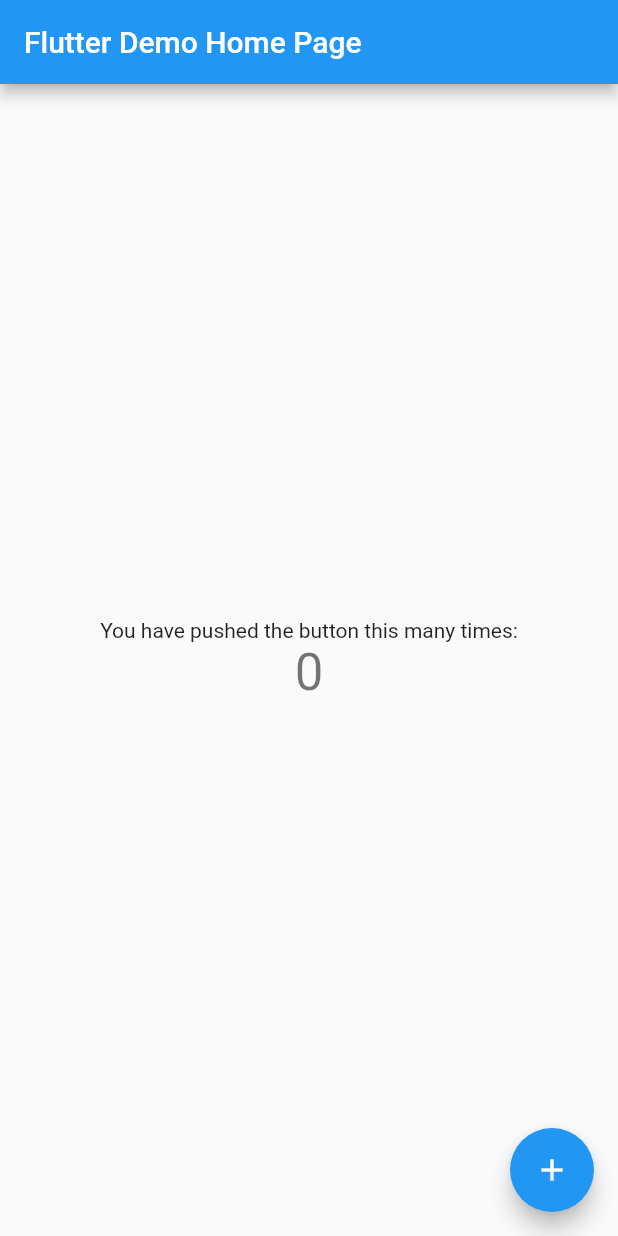
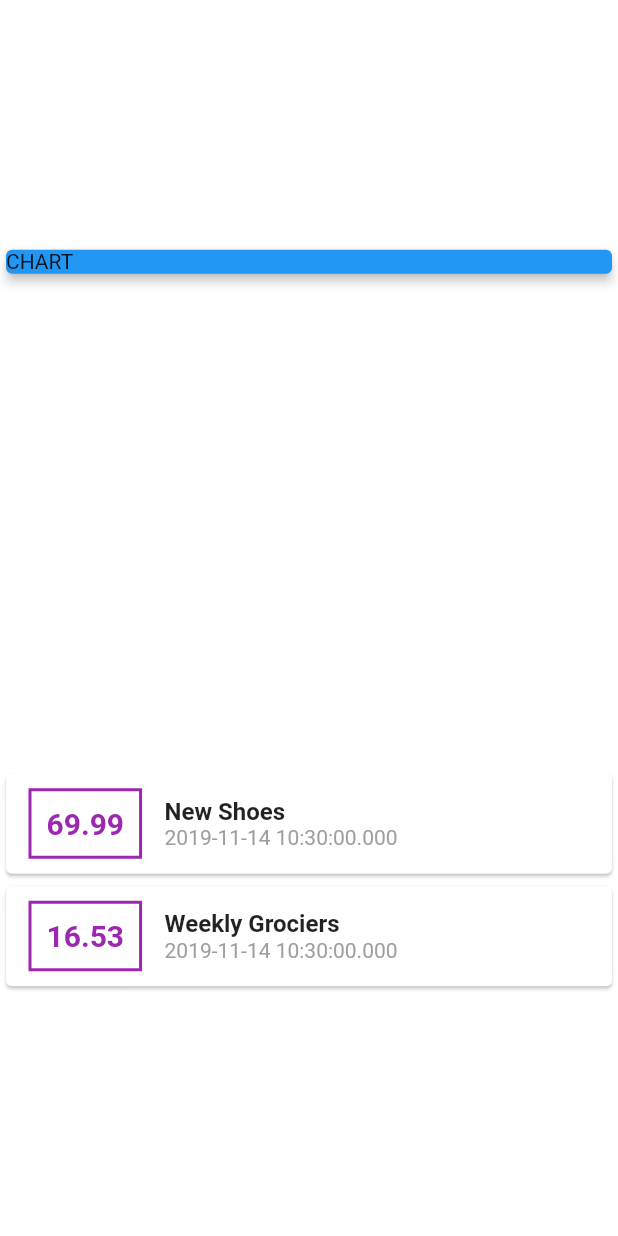
Before and after one commit to Flutter-Streamliner/personal_expenses_app, a Flutter app: the screen it shows after launch, on a phone screen of 412 x 824 dp. Run offline on Flutter 3.47's test engine with Material 2 defaults, Android fonts, the phone set to English and light mode, and no system bars.

Commit message:
added transaction model & transaction data. Mapped data into widgets, created list with custom items

```diff
--- a/lib/main.dart
+++ b/lib/main.dart
@@ -1,4 +1,5 @@
 import 'package:flutter/material.dart';
+import 'package:personal_expenses_app/transaction.dart';
 
 void main() => runApp(MyApp());
 
@@ -7,105 +8,73 @@ class MyApp extends StatelessWidget {
   @override
   Widget build(BuildContext context) {
     return MaterialApp(
-      title: 'Flutter Demo',
-      theme: ThemeData(
-        // This is the theme of your application.
-        //
-        // Try running your application with "flutter run". You'll see the
-        // application has a blue toolbar. Then, without quitting the app, try
-        // changing the primarySwatch below to Colors.green and then invoke
-        // "hot reload" (press "r" in the console where you ran "flutter run",
-        // or simply save your changes to "hot reload" in a Flutter IDE).
-        // Notice that the counter didn't reset back to zero; the application
-        // is not restarted.
-        primarySwatch: Colors.blue,
-      ),
-      home: MyHomePage(title: 'Flutter Demo Home Page'),
+      title: 'Flutter App',
+      home: MyHomePage(),
     );
   }
 }
 
-class MyHomePage extends StatefulWidget {
-  MyHomePage({Key key, this.title}) : super(key: key);
+class MyHomePage extends StatelessWidget {
 
-  // This widget is the home page of your application. It is stateful, meaning
-  // that it has a State object (defined below) that contains fields that affect
-  // how it looks.
-
-  // This class is the configuration for the state. It holds the values (in this
-  // case the title) provided by the parent (in this case the App widget) and
-  // used by the build method of the State. Fields in a Widget subclass are
-  // always marked "final".
-
-  final String title;
-
-  @override
-  _MyHomePageState createState() => _MyHomePageState();
-}
-
-class _MyHomePageState extends State<MyHomePage> {
-  int _counter = 0;
-
-  void _incrementCounter() {
-    setState(() {
-      // This call to setState tells the Flutter framework that something has
-      // changed in this State, which causes it to rerun the build method below
-      // so that the display can reflect the updated values. If we changed
-      // _counter without calling setState(), then the build method would not be
-      // called again, and so nothing would appear to happen.
-      _counter++;
-    });
-  }
+  final List<Transaction> transactions = [
+    Transaction(id: 't1', title: 'New Shoes', amount: 69.99, date: DateTime.now()),
+    Transaction(id: 't2', title: 'Weekly Grociers', amount: 16.53, date: DateTime.now()),
+  ];
 
   @override
   Widget build(BuildContext context) {
-    // This method is rerun every time setState is called, for instance as done
-    // by the _incrementCounter method above.
-    //
-    // The Flutter framework has been optimized to make rerunning build methods
-    // fast, so that you can just rebuild anything that needs updating rather
-    // than having to individually change instances of widgets.
-    return Scaffold(
-      appBar: AppBar(
-        // Here we take the value from the MyHomePage object that was created by
-        // the App.build method, and use it to set our appbar title.
-        title: Text(widget.title),
-      ),
-      body: Center(
-        // Center is a layout widget. It takes a single child and positions it
-        // in the middle of the parent.
-        child: Column(
-          // Column is also a layout widget. It takes a list of children and
-          // arranges them vertically. By default, it sizes itself to fit its
-          // children horizontally, and tries to be as tall as its parent.
-          //
-          // Invoke "debug painting" (press "p" in the console, choose the
-          // "Toggle Debug Paint" action from the Flutter Inspector in Android
-          // Studio, or the "Toggle Debug Paint" command in Visual Studio Code)
-          // to see the wireframe for each widget.
-          //
-          // Column has various properties to control how it sizes itself and
-          // how it positions its children. Here we use mainAxisAlignment to
-          // center the children vertically; the main axis here is the vertical
-          // axis because Columns are vertical (the cross axis would be
-          // horizontal).
-          mainAxisAlignment: MainAxisAlignment.center,
+    return Column(
+          mainAxisAlignment: MainAxisAlignment.spaceAround,
+          crossAxisAlignment: CrossAxisAlignment.stretch,
           children: <Widget>[
-            Text(
-              'You have pushed the button this many times:',
+            Container(
+              width: double.infinity,
+              child: Card(
+                color: Colors.blue,
+                elevation: 3,
+                child: Text('CHART'),
+              ),
             ),
-            Text(
-              '$_counter',
-              style: Theme.of(context).textTheme.display1,
+            Column(
+              children: transactions.map((transaction){
+                return Card(
+                  child: Row(
+                    children: <Widget>[
+                      Container(
+                        margin: EdgeInsets.symmetric(
+                          vertical: 10,
+                          horizontal: 15,
+                        ),
+                        decoration: BoxDecoration(
+                          border: Border.all(
+                            color: Colors.purple,
+                            width: 2,
+                          ),
+                        ),
+                        padding: EdgeInsets.all(10),
+                        child: Text(
+                          transaction.amount.toString(),
+                          style: TextStyle(
+                            fontWeight: FontWeight.bold,
+                            fontSize: 20,
+                            color: Colors.purple,
+                          ),
+                        ),
+                      ),
+                      Column(
+                        crossAxisAlignment: CrossAxisAlignment.start,
+                        children: <Widget>[
+                          Text(transaction.title, style: TextStyle(fontSize: 16, fontWeight: FontWeight.bold,)),
+                          Text(transaction.date.toString(), style: TextStyle(color: Colors.grey,),),
+                        ],
+                      ),
+                    ],
+                  ),
+                );
+              }).toList(),
             ),
           ],
-        ),
-      ),
-      floatingActionButton: FloatingActionButton(
-        onPressed: _incrementCounter,
-        tooltip: 'Increment',
-        child: Icon(Icons.add),
-      ), // This trailing comma makes auto-formatting nicer for build methods.
-    );
+        );
   }
+
 }
--- /dev/null
+++ b/lib/transaction.dart
@@ -0,0 +1,16 @@
+import 'package:flutter/foundation.dart';
+
+class Transaction {
+  final String id;
+  final String title;
+  final double amount;
+  final DateTime date;
+
+  Transaction({
+    @required this.id,
+    @required this.title,
+    @required this.amount,
+    @required this.date}
+  );
+
+}
```
